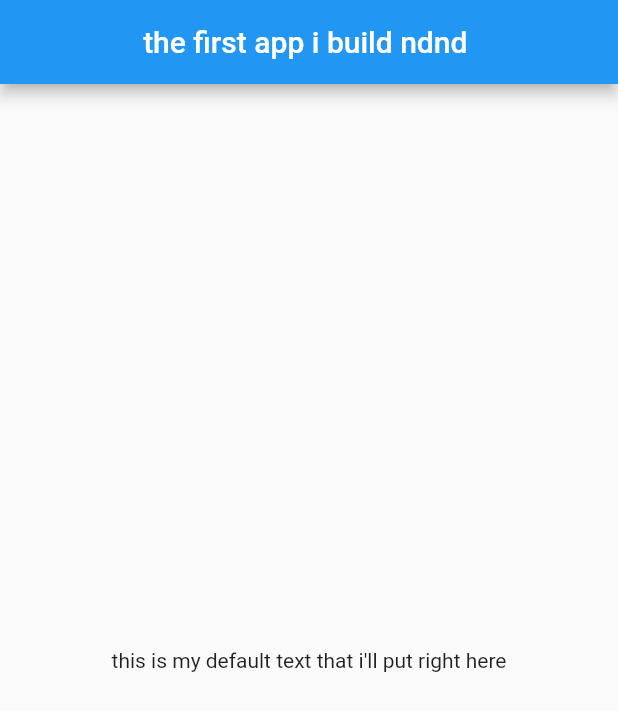
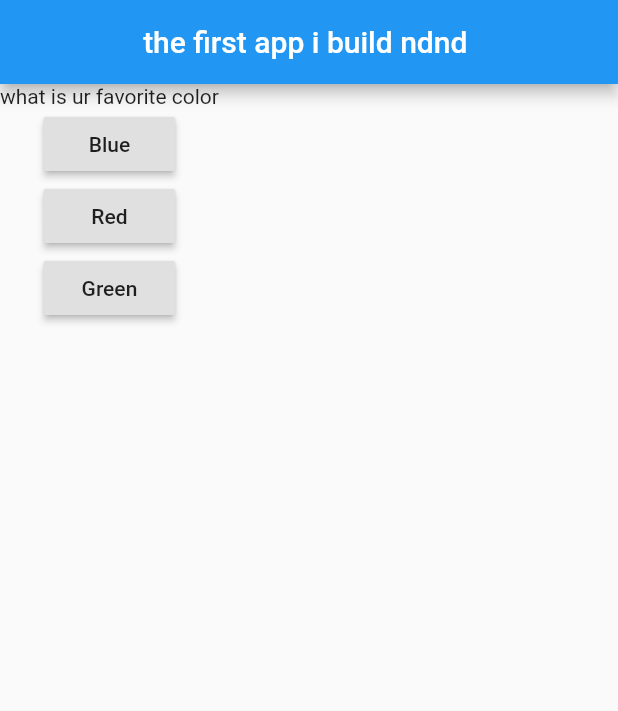
Before and after one commit to Ahmedfetni/basics_of_flutter, a Flutter app: the screen it shows after launch, on a phone screen of 412 x 824 dp. Shown: the top 711 px of the screen. Run offline on Flutter 3.47's test engine with Material 2 defaults, Android fonts, the light colour scheme and no system bars.

Commit message:
turning the app into a quiz game

```diff
--- a/lib/main.dart
+++ b/lib/main.dart
@@ -7,17 +7,32 @@ void main() {
 class App extends StatelessWidget {
   App({Key? key}) : super(key: key);
   //final appBarBackgroudClor = Color(0x000000);
+  void answerQuestion() => print("we got ur answer");
   @override
   Widget build(BuildContext context) {
     return MaterialApp(
       home: Scaffold(
-        appBar: AppBar(
-          // backgroundColor: appBarBackgroudClor,
-          title: const Center(child: Text("the first app i build ndnd ")),
-        ),
-        body: const Center(
-            child: Text("this is my default text that i'll put right here")),
-      ),
+          appBar: AppBar(
+            // backgroundColor: appBarBackgroudClor,
+            title: const Center(child: Text("the first app i build ndnd ")),
+          ),
+          body: Column(
+            children: <Widget>[
+              const Text("what is ur favorite color"),
+              RaisedButton(
+                child: Text("Blue"),
+                onPressed: answerQuestion,
+              ),
+              RaisedButton(
+                child: Text("Red"),
+                onPressed: () => print("he said red"),
+              ),
+              RaisedButton(
+                child: const Text("Green"),
+                onPressed: answerQuestion,
+              ),
+            ],
+          )),
     );
   }
 }
```
